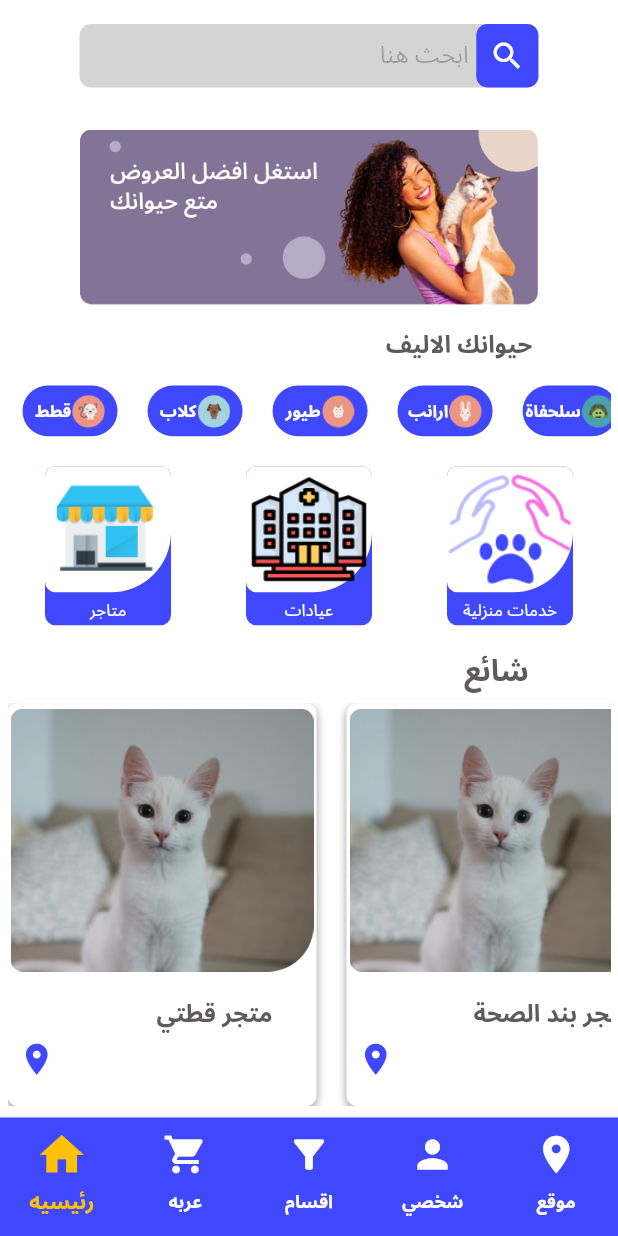
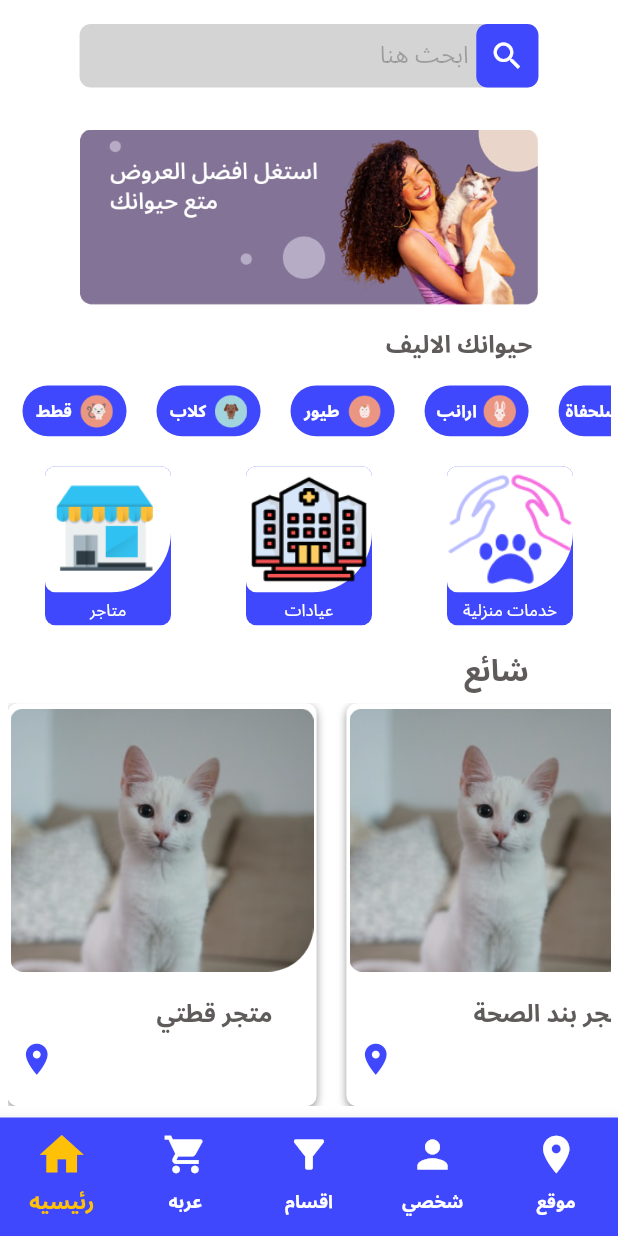
Before and after one commit to Ali-932/a_e, a Flutter app: the screen it shows after launch, on a phone screen of 412 x 824 dp. Run offline on Flutter 3.47's test engine with Material 2 defaults, Android fonts, the light colour scheme and no system bars; our stand-ins replace get, google_fonts.

```diff
--- a/lib/utils/home/home_view_utils.dart
+++ b/lib/utils/home/home_view_utils.dart
@@ -163,13 +163,14 @@ class UpperTag extends StatelessWidget {
       padding: const EdgeInsets.all(10),
       child: Container(
         height: 33.8,
-        width: 63.35,
+        width: 69.35,
+        padding: const EdgeInsets.all(4),
         decoration: BoxDecoration(
           borderRadius: BorderRadius.circular(30.12),
           color: const Color(0xff4048FD),
         ),
         child: Row(
-          mainAxisAlignment: MainAxisAlignment.center,
+          mainAxisAlignment: MainAxisAlignment.spaceEvenly,
           children: [
             Text(
               name,
```
